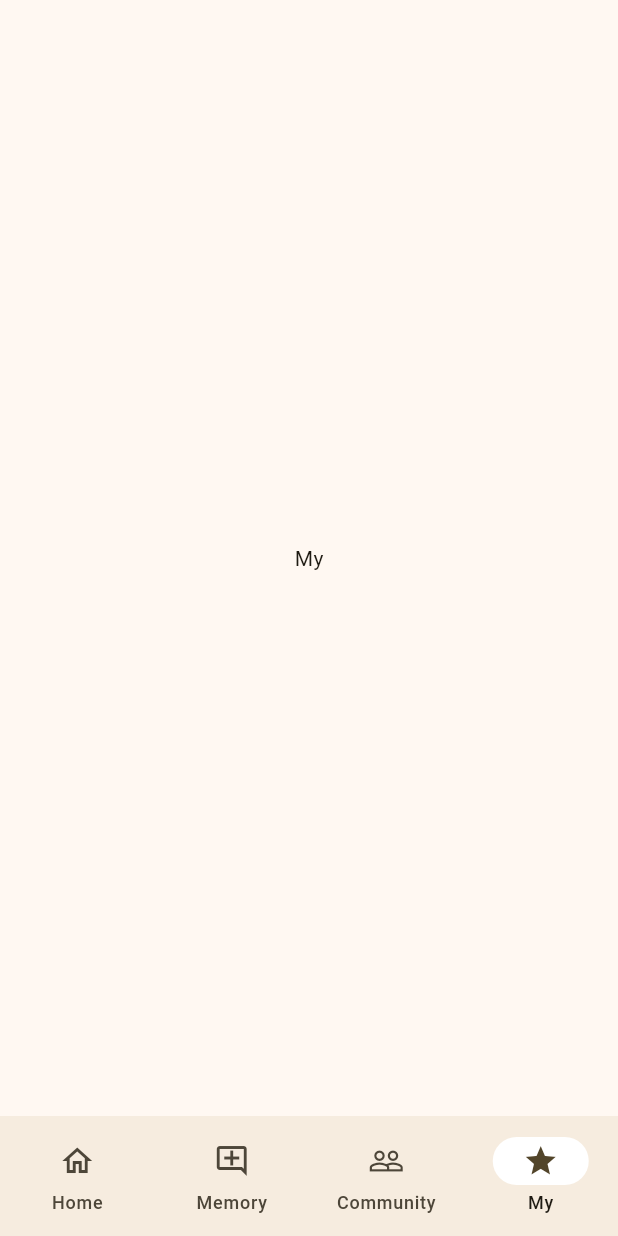
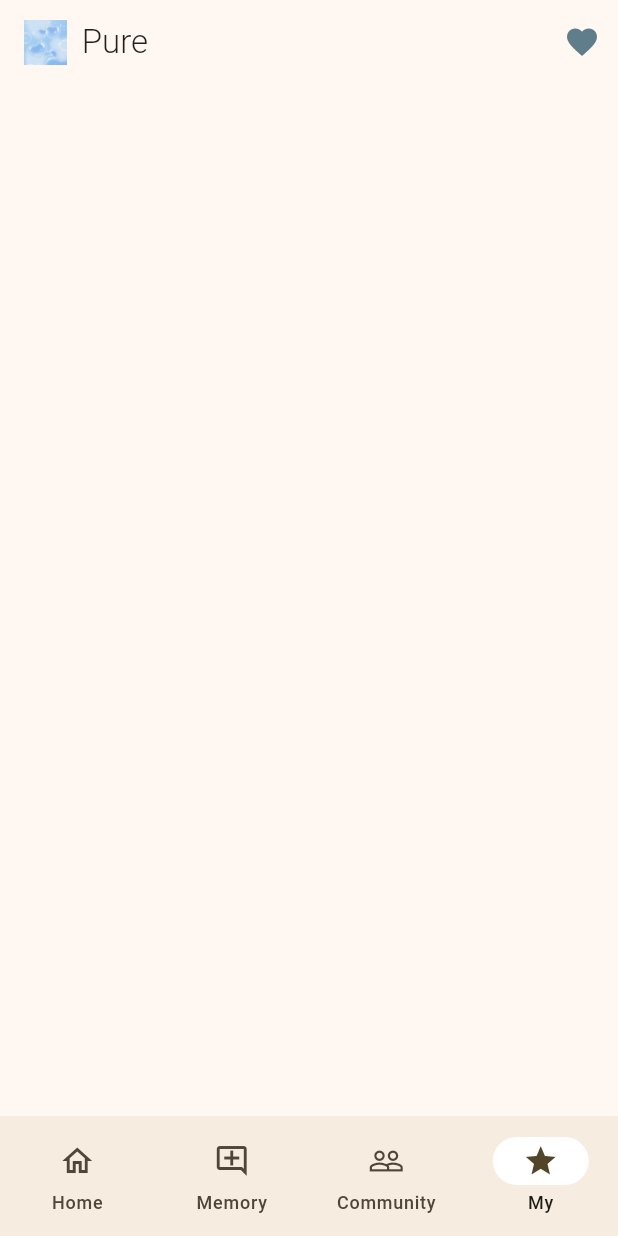
Before and after one commit to mimo626/pureApp, a Flutter app: the screen it shows after launch, item 4 of the bottom bar chosen, on a phone screen of 412 x 824 dp. Run offline on Flutter 3.47's test engine with Material 3 defaults, Android fonts, the light colour scheme and no system bars; our stand-ins replace carousel_slider, smooth_page_indicator.

Commit message:
[Feature] My화면 구현_AppBar

```diff
--- a/lib/screen/main_screen.dart
+++ b/lib/screen/main_screen.dart
@@ -3,6 +3,7 @@ import 'package:flutter03_mingflix/provider/navigation_index_provider.dart';
 import 'package:flutter03_mingflix/screen/community_screen.dart';
 import 'package:flutter03_mingflix/screen/home_screen.dart';
 import 'package:flutter03_mingflix/screen/memory_screen.dart';
+import 'package:flutter03_mingflix/screen/my_screen.dart';
 import 'package:provider/provider.dart';
 
 class MainScreen extends StatefulWidget {
@@ -31,7 +32,7 @@ class _MainScreenState extends State<MainScreen> {
       HomeScreen(),
       MemoryScreen(),
       CommunityScreen(),
-      Center(child: Text("My"))
+      MyScreen()
       ][currentIndex]
     );
   }
--- /dev/null
+++ b/lib/screen/my_screen.dart
@@ -0,0 +1,23 @@
+import 'package:flutter/material.dart';
+import 'package:flutter03_mingflix/widget/home_top_app_bar.dart';
+
+class MyScreen extends StatefulWidget {
+  const MyScreen({super.key});
+
+  @override
+  State<MyScreen> createState() => _MyScreenState();
+}
+
+class _MyScreenState extends State<MyScreen> {
+  @override
+  Widget build(BuildContext context) {
+    return Scaffold(
+      appBar: HomeTopAppBar(),
+      body: ListView(
+        children: [
+
+        ],
+      ),
+    );
+  }
+}
```
